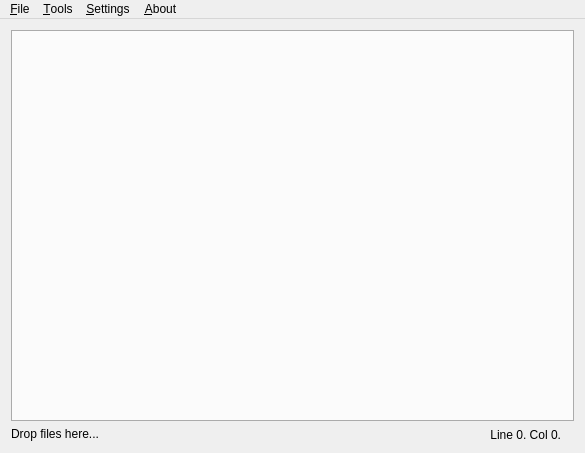
Qt form mainwindow.ui (GTRONICK/QNote) before a commit.
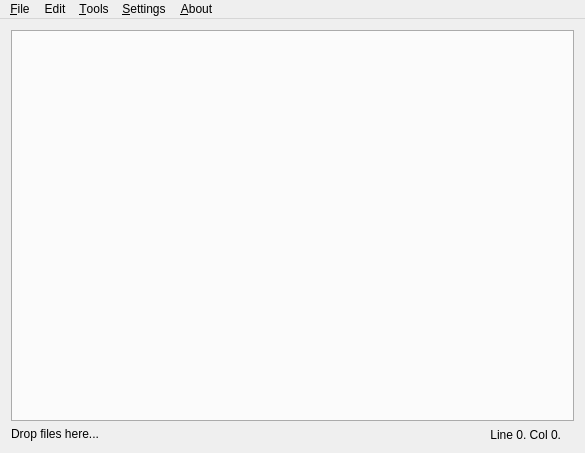
The same form after that commit. Icons and pictures are not drawn. Custom widgets are drawn as their Qt base class.

The edit to the form file:
```diff
--- a/mainwindow.ui
+++ b/mainwindow.ui
@@ -178,7 +178,15 @@
     <addaction name="actionReset_alerts"/>
     <addaction name="actionSet_Maximun_file_size"/>
    </widget>
+   <widget class="QMenu" name="menuEdit">
+    <property name="title">
+     <string>Edit</string>
+    </property>
+    <addaction name="actionTo_UPERCASE"/>
+    <addaction name="actionTo_lowercase"/>
+   </widget>
    <addaction name="menuFile"/>
+   <addaction name="menuEdit"/>
    <addaction name="menuTools"/>
    <addaction name="menuSettings"/>
    <addaction name="menuAbout"/>
```
Left out of the diff: 16 changed lines with no effect on the pictures.
